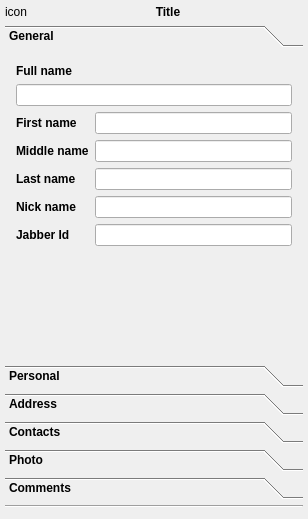
Before: the Qt Designer form src/plugins/vcard/vcarddialog2.ui in xnamed/vacuum-im, drawn with Qt 5.
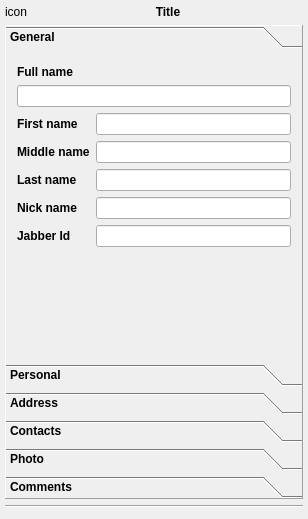
After: the same form once the commit is applied. Custom widgets are drawn as their Qt base class.

```diff
--- a/src/plugins/vcard/vcarddialog2.ui
+++ b/src/plugins/vcard/vcarddialog2.ui
@@ -82,13 +82,25 @@
        <bold>true</bold>
       </font>
      </property>
+     <property name="frameShape">
+      <enum>QFrame::Panel</enum>
+     </property>
+     <property name="frameShadow">
+      <enum>QFrame::Raised</enum>
+     </property>
+     <property name="lineWidth">
+      <number>1</number>
+     </property>
+     <property name="midLineWidth">
+      <number>0</number>
+     </property>
      <widget class="QWidget" name="tabGeneral">
       <property name="geometry">
        <rect>
         <x>0</x>
         <y>0</y>
-        <width>298</width>
-        <height>311</height>
+        <width>296</width>
+        <height>309</height>
        </rect>
       </property>
       <property name="sizePolicy">
```
Left out of the diff: 20 changed lines with no effect on the pictures.
